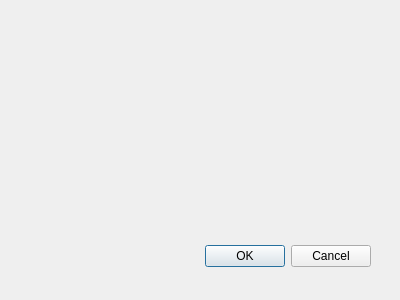
First picture: the form in inputcustomerdata.ui, repository Team-llamas/Project-1, before the edit.
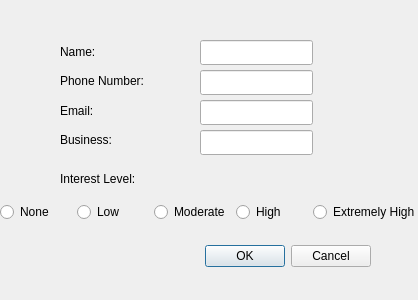
Second picture: the form after the edit.

```diff
--- a/inputcustomerdata.ui
+++ b/inputcustomerdata.ui
@@ -8,7 +8,7 @@
    <rect>
     <x>0</x>
     <y>0</y>
-    <width>400</width>
+    <width>418</width>
     <height>300</height>
    </rect>
   </property>
@@ -31,6 +31,146 @@
     <set>QDialogButtonBox::Cancel|QDialogButtonBox::Ok</set>
    </property>
   </widget>
+  <widget class="QLabel" name="interestLabel">
+   <property name="geometry">
+    <rect>
+     <x>60</x>
+     <y>170</y>
+     <width>101</width>
+     <height>17</height>
+    </rect>
+   </property>
+   <property name="text">
+    <string>Interest Level:</string>
+   </property>
+  </widget>
+  <widget class="QLineEdit" name="nameInput">
+   <property name="geometry">
+    <rect>
+     <x>200</x>
+     <y>40</y>
+     <width>113</width>
+     <height>25</height>
+    </rect>
+   </property>
+  </widget>
+  <widget class="QLineEdit" name="phoneNumberInput">
+   <property name="geometry">
+    <rect>
+     <x>200</x>
+     <y>70</y>
+     <width>113</width>
+     <height>25</height>
+    </rect>
+   </property>
+  </widget>
+  <widget class="QLineEdit" name="emailInput">
+   <property name="geometry">
+    <rect>
+     <x>200</x>
+     <y>100</y>
+     <width>113</width>
+     <height>25</height>
+    </rect>
+   </property>
+  </widget>
+  <widget class="QLineEdit" name="businessInput">
+   <property name="geometry">
+    <rect>
+     <x>200</x>
+     <y>130</y>
+     <width>113</width>
+     <height>25</height>
+    </rect>
+   </property>
+  </widget>
+  <widget class="QWidget" name="">
+   <property name="geometry">
+    <rect>
+     <x>60</x>
+     <y>40</y>
+     <width>131</width>
+     <height>111</height>
+    </rect>
+   </property>
+   <layout class="QVBoxLayout" name="verticalLayout">
+    <item>
+     <widget class="QLabel" name="nameLabel">
+      <property name="text">
+       <string>Name: </string>
+      </property>
+     </widget>
+    </item>
+    <item>
+     <widget class="QLabel" name="phoneNumberLable">
+      <property name="text">
+       <string>Phone Number:</string>
+      </property>
+     </widget>
+    </item>
+    <item>
+     <widget class="QLabel" name="emailLabel">
+      <property name="text">
+       <string>Email:</string>
+      </property>
+     </widget>
+    </item>
+    <item>
+     <widget class="QLabel" name="businessLabel">
+      <property name="text">
+       <string>Business:</string>
+      </property>
+     </widget>
+    </item>
+   </layout>
+  </widget>
+  <widget class="QWidget" name="">
+   <property name="geometry">
+    <rect>
+     <x>0</x>
+     <y>200</y>
+     <width>420</width>
+     <height>25</height>
+    </rect>
+   </property>
+   <layout class="QHBoxLayout" name="horizontalLayout">
+    <item>
+     <widget class="QRadioButton" name="noInterestButton">
+      <property name="text">
+       <string>None</string>
+      </property>
+     </widget>
+    </item>
+    <item>
+     <widget class="QRadioButton" name="lowInterestButton">
+      <property name="text">
+       <string>Low</string>
+      </property>
+     </widget>
+    </item>
+    <item>
+     <widget class="QRadioButton" name="moderateInterestButton">
+      <property name="text">
+       <string>Moderate</string>
+      </property>
+     </widget>
+    </item>
+    <item>
+     <widget class="QRadioButton" name="highInterestButton">
+      <property name="text">
+       <string>High</string>
+      </property>
+     </widget>
+    </item>
+    <item>
+     <widget class="QRadioButton" name="extemelyHighInterestButton">
+      <property name="text">
+       <string>Extremely High</string>
+      </property>
+     </widget>
+    </item>
+   </layout>
+  </widget>
  </widget>
  <pixmapfunction/>
  <resources/>
```
Left out of the diff: 9 changed lines with no effect on the pictures.
